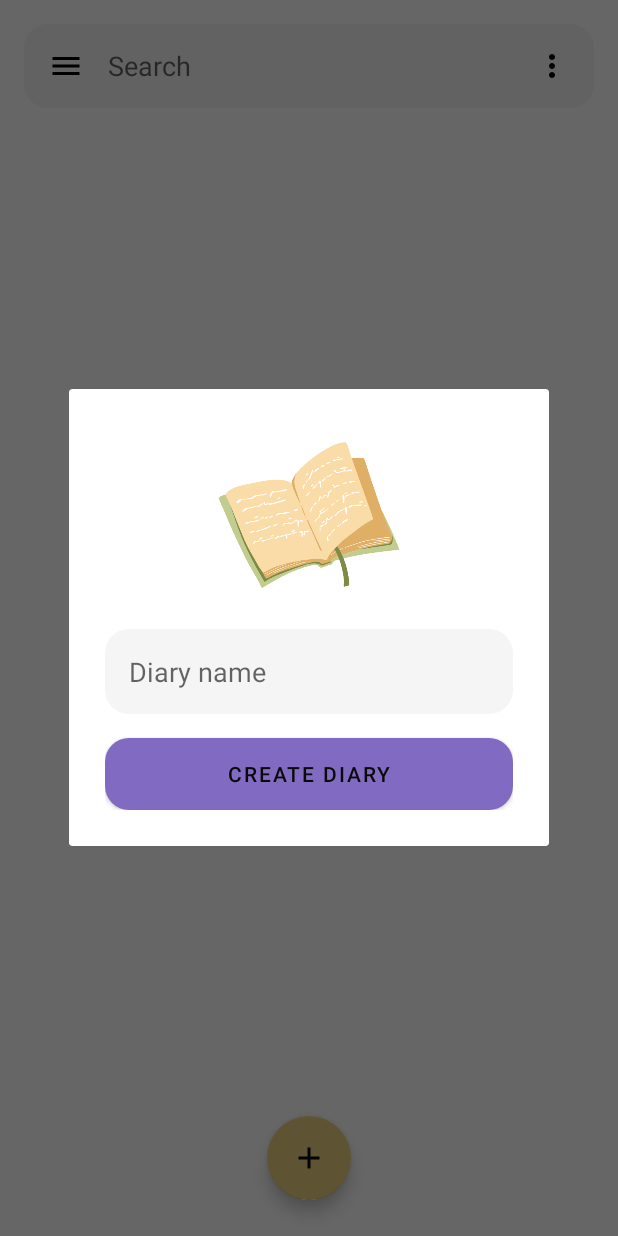
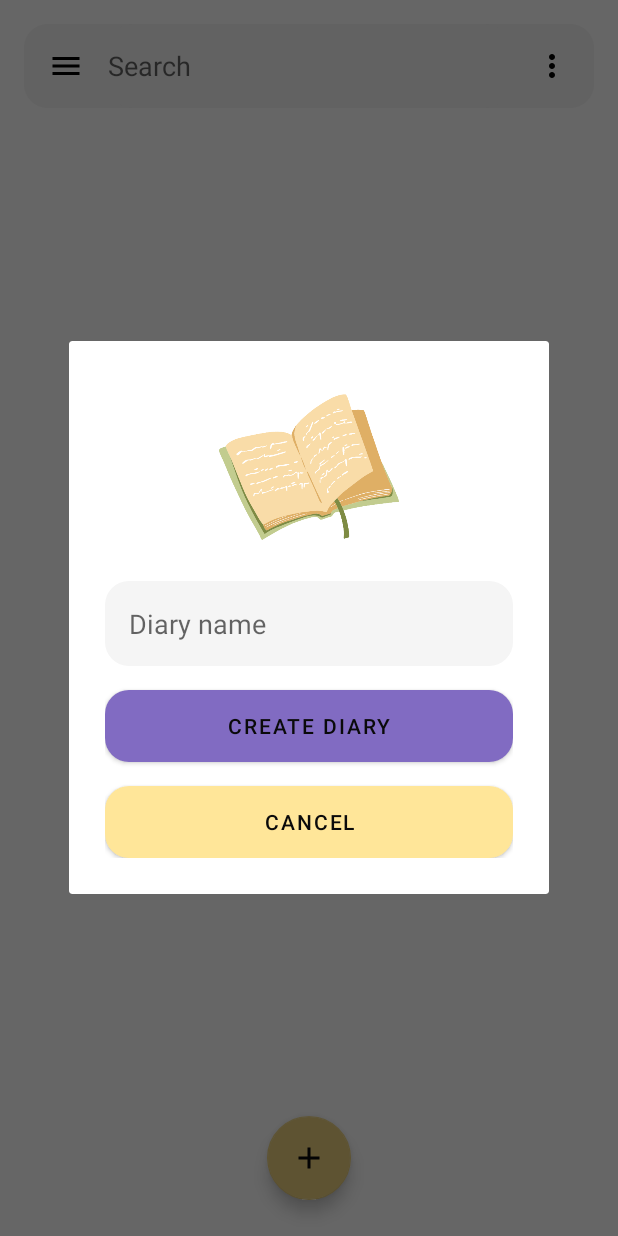
Before and after one commit to prateekthakur272/Good-Diary, an Android app: the screen it shows after launch (MainActivity), after a tap on "Create New Diary", on a phone screen of 412 x 824 dp. Run offline under Robolectric (Android 15) with nearby library versions, the phone set to English and light mode, and no system bars; 3 statements that could not run were skipped; 1 other tap on this screen came first.

Commit message:
create diary and delete diary

```diff
--- a/app/src/main/java/com/prateekthakur272/gooddiary/MainActivity.kt
+++ b/app/src/main/java/com/prateekthakur272/gooddiary/MainActivity.kt
@@ -6,12 +6,15 @@ import androidx.appcompat.app.AppCompatActivity
 import android.os.Bundle
 import android.view.Menu
 import android.view.MenuItem
+import android.view.View
 import android.widget.Button
 import android.widget.EditText
 import android.widget.PopupMenu
+import android.widget.Toast
 import androidx.core.view.GravityCompat
 import androidx.core.view.get
 import androidx.recyclerview.widget.LinearLayoutManager
+import com.google.android.material.button.MaterialButton
 import com.google.android.material.navigation.NavigationView
 import com.google.android.material.snackbar.Snackbar
 import com.prateekthakur272.gooddiary.adapter.PageAdapter
@@ -33,6 +36,15 @@ class MainActivity : AppCompatActivity(),NavigationView.OnNavigationItemSelected
         binding.pageRecyclerView.layoutManager = LinearLayoutManager(this)
         binding.searchBar.buttonNavigationMenu.setOnClickListener {
             binding.navigationDrawer.openDrawer(binding.mainNavigationView)
+        }
+        viewModel.allDiaries.observe(this){
+            if(it.isEmpty()){
+                binding.buttonAddPage.visibility = View.GONE
+                binding.createFirstDiary.visibility = View.VISIBLE
+            }else{
+                binding.buttonAddPage.visibility = View.VISIBLE
+                binding.createFirstDiary.visibility = View.GONE
+            }
         }
         viewModel.allDiaries.value?.forEachIndexed{ index,item ->
             binding.mainNavigationView.menu[0].subMenu?.add(Menu.NONE,index,Menu.NONE,item)
@@ -60,6 +72,9 @@ class MainActivity : AppCompatActivity(),NavigationView.OnNavigationItemSelected
             }
             popUpMenu.show()
         }
+        binding.buttonCreateFirstDiary.setOnClickListener {
+            createDiary()
+        }
         viewModel.currentDiary.observe(this){
             binding.pageRecyclerView.adapter = PageAdapter(viewModel.currentDiary.value!!)
         }
@@ -82,13 +97,20 @@ class MainActivity : AppCompatActivity(),NavigationView.OnNavigationItemSelected
     private fun createDiary(){
         val dialog = Dialog(this)
         dialog.apply {
-            setCancelable(true)
+            setCancelable(false)
             setContentView(R.layout.create_diary_dialog_layout)
             findViewById<Button>(R.id.button_create_diary).setOnClickListener {
                 val diaryName = findViewById<EditText>(R.id.diary_name).text.toString()
+                if (diaryName.isNotBlank()){
                 viewModel.createDiary(diaryName)
                 viewModel.currentDiaryName.value = diaryName
                 binding.mainNavigationView.menu[0].subMenu?.add(Menu.NONE,viewModel.allDiaries.value!!.size - 1,Menu.NONE,diaryName)
+                }else{
+                    Toast.makeText(this@MainActivity,"Cannot create diary without name",Toast.LENGTH_SHORT).show()
+                }
+                dismiss()
+            }
+            findViewById<MaterialButton>(R.id.button_cancel).setOnClickListener {
                 dismiss()
             }
             show()
--- a/app/src/main/res/layout/activity_main.xml
+++ b/app/src/main/res/layout/activity_main.xml
@@ -49,6 +49,35 @@
             app:layout_constraintTop_toBottomOf="@+id/search_bar"
             tools:listitem="@layout/page_item_layout"/>
 
+        <LinearLayout
+            android:id="@+id/create_first_diary"
+            android:layout_width="wrap_content"
+            android:layout_height="wrap_content"
+            android:orientation="vertical"
+            app:layout_constraintStart_toStartOf="parent"
+            app:layout_constraintEnd_toEndOf="parent"
+            app:layout_constraintTop_toTopOf="@id/search_bar"
+            app:layout_constraintBottom_toBottomOf="@id/button_add_page"
+            android:visibility="visible"
+            android:gravity="center">
+
+            <TextView
+                android:layout_width="wrap_content"
+                android:layout_height="wrap_content"
+                android:textSize="16sp"
+                android:textStyle="bold"
+                android:text="@string/there_is_no_diary_created_create_one"/>
+
+            <Button
+                android:id="@+id/button_create_first_diary"
+                android:layout_width="wrap_content"
+                android:layout_height="wrap_content"
+                android:layout_marginTop="16dp"
+                android:background="@drawable/search_bar_view_background"
+                android:text="@string/create_diary"/>
+
+        </LinearLayout>
+
     </androidx.constraintlayout.widget.ConstraintLayout>
 
     <com.google.android.material.navigation.NavigationView
--- a/app/src/main/res/layout/create_diary_dialog_layout.xml
+++ b/app/src/main/res/layout/create_diary_dialog_layout.xml
@@ -2,6 +2,7 @@
 <LinearLayout xmlns:android="http://schemas.android.com/apk/res/android"
     android:layout_width="320dp"
     android:layout_height="wrap_content"
+    xmlns:app="http://schemas.android.com/apk/res-auto"
     android:orientation="vertical"
     android:padding="24dp">
 
@@ -32,4 +33,14 @@
         android:background="@drawable/search_bar_view_background"
         android:text = "@string/create_diary"/>
 
+    <com.google.android.material.button.MaterialButton
+        android:id="@+id/button_cancel"
+        android:layout_marginTop="16dp"
+        android:layout_width="match_parent"
+        android:layout_height="wrap_content"
+        app:backgroundTint="@color/vanilla"
+        android:text = "@string/cancel"
+        android:textColor="@color/black"
+        android:background="@drawable/search_bar_view_background"/>
+
 </LinearLayout>
--- a/app/src/main/res/values/strings.xml
+++ b/app/src/main/res/values/strings.xml
@@ -19,4 +19,6 @@
     <string name="image">Image</string>
     <string name="more_button">More button</string>
     <string name="delete_diary">Delete diary</string>
+    <string name="there_is_no_diary_created_create_one">There is no diary created, create one</string>
+    <string name="cancel">Cancel</string>
 </resources>
```
